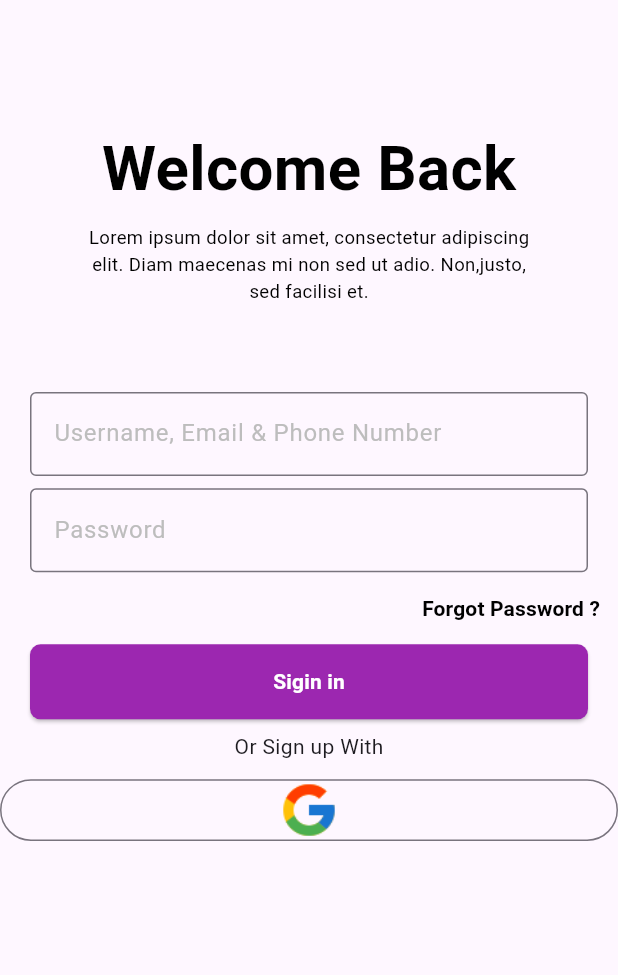
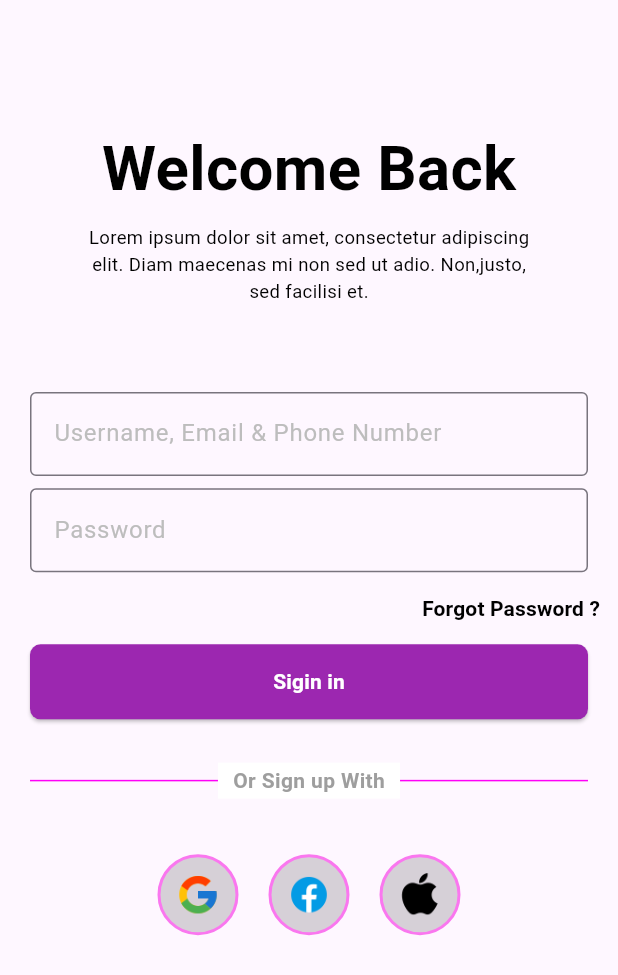
Before and after one commit to JEngHAng/flutter_speed_ui_app, a Flutter app: the A02PageUI screen opened directly, on a phone screen of 412 x 824 dp. Shown: the top 975 px of the screen. Run offline on Flutter 3.47's test engine with Material 3 defaults, Android fonts, the phone set to English and light mode, and no system bars; our stand-ins replace font_awesome_flutter.

Commit message:
Page A02 not Finish

```diff
--- a/lib/views/a01_page_ui.dart
+++ b/lib/views/a01_page_ui.dart
@@ -86,14 +86,7 @@ class _A01PageUIState extends State<A01PageUI> {
             mainAxisAlignment: MainAxisAlignment.center,
             children: [
               ElevatedButton(
-                onPressed: () {
-                  Navigator.push(
-                    context,
-                    MaterialPageRoute(
-                      builder: (context) => A02PageUI(),
-                    ),
-                  );
-                },
+                onPressed: () {},
                 child: Text(
                   "Sign in",
                   style: TextStyle(
--- a/lib/views/a02_page_ui.dart
+++ b/lib/views/a02_page_ui.dart
@@ -1,5 +1,5 @@
 // ignore_for_file: sort_child_properties_last
-
+import 'package:font_awesome_flutter/font_awesome_flutter.dart';
 import 'package:flutter/material.dart';
 
 class A02PageUI extends StatefulWidget {
@@ -130,26 +130,67 @@ class _A02PageUIState extends State<A02PageUI> {
               ),
             ),
             SizedBox(
-              height: MediaQuery.of(context).size.height * 0.01
+              height: MediaQuery.of(context).size.height * 0.035
             ),
-            Text(
-              "Or Sign up With",
+            Stack(
+              alignment: Alignment.center,
+              children: [
+                Divider(
+                  color: const Color.fromARGB(255, 255, 0, 247),
+                  thickness: 1,
+                  indent: 20,
+                  endIndent: 20,
+                ),
+                Container(
+                  padding: EdgeInsets.symmetric(horizontal: 10, vertical: 2),
+                  color: Colors.white, // ทำพื้นหลังให้กลบเส้นตรง
+                  child: Text(
+                    "Or Sign up With",
+                    style: TextStyle(color: Colors.grey, fontWeight: FontWeight.bold),
+                  ),
+                ),
+              ],
             ),
             SizedBox(
-              height: MediaQuery.of(context).size.height * 0.01
+              height: MediaQuery.of(context).size.height * 0.045
             ),
-            OutlinedButton(
-              onPressed: () {},
-              child: Row(
-                mainAxisAlignment: MainAxisAlignment.center,
-                children: [
-                  Image.asset(
-                    "assets/icon/google.png",
-                    width: MediaQuery.of(context).size.width * 0.1,
+
+            Row(
+              mainAxisAlignment: MainAxisAlignment.center,
+              children: [
+                Container(
+                  padding: EdgeInsets.all(10),
+                  decoration: BoxDecoration(
+                    color: const Color.fromARGB(40, 0, 0, 0),
+                    shape: BoxShape.circle,
+                    border: Border.all(color: const Color.fromARGB(255, 250, 119, 239), width: 2),
                   ),
-                ],
-              ),
-            ),
+                  child: Image.asset("assets/icon/google.png", width: 30),
+                ),
+                SizedBox(width: 20),
+                Container(
+                  padding: EdgeInsets.all(10),
+                  decoration: BoxDecoration(
+                    color: const Color.fromARGB(40, 0, 0, 0),
+                    shape: BoxShape.circle,
+                    border: Border.all(color:  const Color.fromARGB(255, 250, 119, 239), width: 2),
+                  ),
+                  child: Image.asset("assets/icon/facebook.png", width: 30),
+                ),
+                SizedBox(width: 20),
+                Container(
+                  padding: EdgeInsets.all(10),
+                  decoration: BoxDecoration(
+                    color: const Color.fromARGB(40, 0, 0, 0),
+                    shape: BoxShape.circle,
+                    border: Border.all(color: const Color.fromARGB(255, 250, 119, 239), width: 2),
+                  ),
+                  child: Image.asset("assets/icon/apple.png", width: 30),
+                ),
+              ],
+            )
+
+            // ทำicon google face apple ต่อนะจ๊ะ
           ],
         ),
       ),
--- a/lib/views/home_ui.dart
+++ b/lib/views/home_ui.dart
@@ -42,7 +42,7 @@ class _HomeUIState extends State<HomeUI> {
                   );
                 },
                 child: Text(
-                  "Go to B Page",
+                  "Go to A Page",
                   style: TextStyle(
                     fontWeight: FontWeight.bold,
                     color: Colors.white,
@@ -79,7 +79,7 @@ class _HomeUIState extends State<HomeUI> {
                   );
                 },
                 child: Text(
-                  "Go to A Page",
+                  "Go to B Page",
                   style: TextStyle(
                     fontWeight: FontWeight.bold,
                     color: Colors.white,
```
